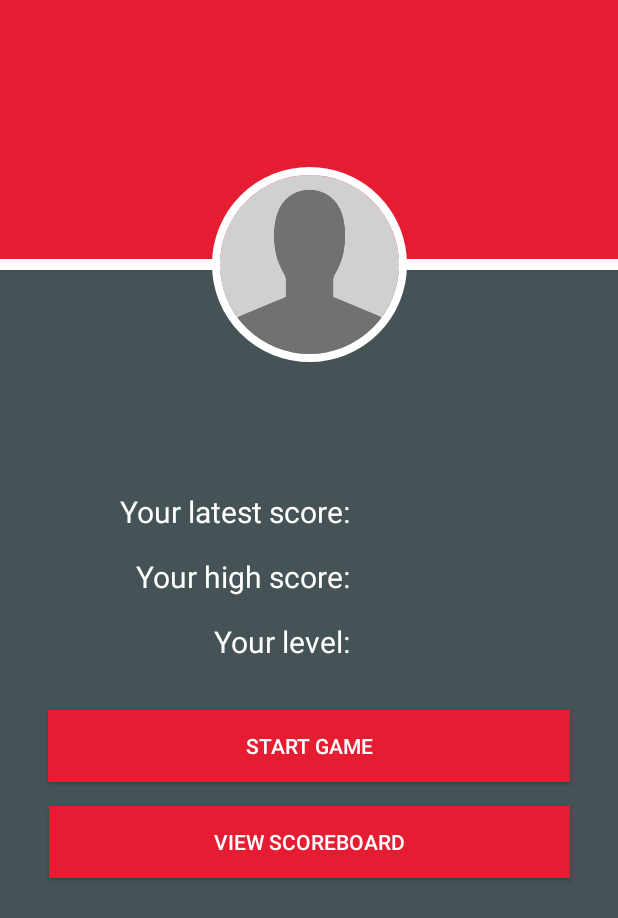
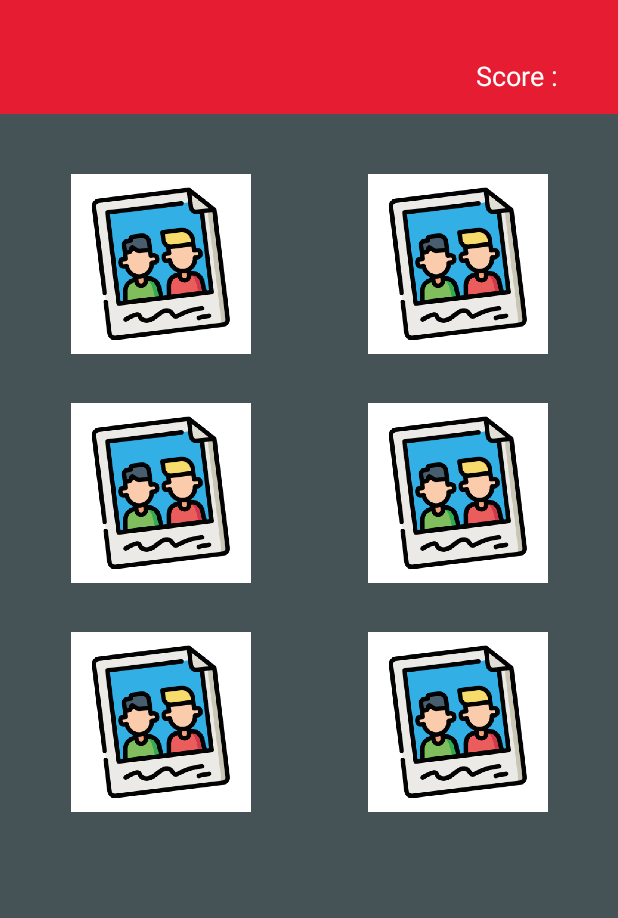
Before and after one commit to creaturerigger/HotMatch, an Android app: the fragment UserProfileFragment placed in its activity, after a tap on "START GAME", on a phone screen of 412 x 824 dp. Shown: the top 918 px of the screen. Run offline under Robolectric (Android 15) with nearby library versions, the phone set to English and light mode, and no system bars; our stand-ins replace CircleImageView, Firebase (no records; nobody signed in at launch, a user with empty details on screens opened directly).

Commit message:
latest commit

```diff
--- a/app/src/main/AndroidManifest.xml
+++ b/app/src/main/AndroidManifest.xml
@@ -4,6 +4,7 @@
 
     <uses-feature android:name="android.hardware.camera2"
         android:required="false" />
+    <uses-permission android:name="android.permission.INTERNET" />
 
     <application
         android:name=".HotMatchIntentApplication"
--- a/app/src/main/java/com/cop4485_volkan_bakir/hotmatch/AvatarListGridRecyclerAdapter.kt
+++ b/app/src/main/java/com/cop4485_volkan_bakir/hotmatch/AvatarListGridRecyclerAdapter.kt
@@ -6,7 +6,7 @@ import android.view.ViewGroup
 import android.widget.ImageView
 import androidx.recyclerview.widget.RecyclerView
 
-class AvatarListGridRecyclerAdapter(val avatarList: List<Avatar>, val clickListener: (Avatar) -> Unit): RecyclerView.Adapter<RecyclerView.ViewHolder>() {
+class AvatarListGridRecyclerAdapter(private val avatarList: List<Avatar>, private val clickListener: (Avatar) -> Unit): RecyclerView.Adapter<RecyclerView.ViewHolder>() {
 
     override fun onCreateViewHolder(parent: ViewGroup, viewType: Int): RecyclerView.ViewHolder {
         return AvatarListViewHolder(LayoutInflater.from(parent.context).inflate(R.layout.avatar_list_item, parent, false))
--- /dev/null
+++ b/app/src/main/java/com/cop4485_volkan_bakir/hotmatch/CardImage.kt
@@ -0,0 +1,3 @@
+package com.cop4485_volkan_bakir.hotmatch
+
+data class CardImage(var cardImageId: Int)
--- /dev/null
+++ b/app/src/main/java/com/cop4485_volkan_bakir/hotmatch/CardImageViewModel.kt
@@ -0,0 +1,16 @@
+package com.cop4485_volkan_bakir.hotmatch
+
+import androidx.lifecycle.ViewModel
+
+class CardImageViewModel: ViewModel() {
+
+    val cardImageListLeveOne: List<CardImage> = listOf(
+        CardImage(R.mipmap.monster_01),
+        CardImage(R.mipmap.monster_02),
+        CardImage(R.mipmap.monster_03),
+        CardImage(R.mipmap.monster_04),
+        CardImage(R.mipmap.monster_05),
+        CardImage(R.mipmap.monster_06)
+    )
+
+}
--- a/app/src/main/java/com/cop4485_volkan_bakir/hotmatch/CardListViewHolder.kt
+++ b/app/src/main/java/com/cop4485_volkan_bakir/hotmatch/CardListViewHolder.kt
@@ -1,11 +1,16 @@
 package com.cop4485_volkan_bakir.hotmatch
 
 import android.view.View
+import android.widget.ImageView
 import androidx.recyclerview.widget.RecyclerView
+import kotlinx.android.synthetic.main.game_card_list_item.view.*
 
 class CardListViewHolder(itemView: View): RecyclerView.ViewHolder(itemView) {
 
-    fun bindView(gameCard: GameCard, clickListener: (GameCard) -> Unit) {
-
+    fun bindView(gameCard: GameCard, cardImage: CardImage, clickListener: (ImageView, CardImage) -> Unit) {
+        itemView.card_image.setImageResource(gameCard.imageDrawableId)
+        itemView.setOnClickListener {
+            clickListener(itemView.card_image, cardImage)
+        }
     }
 }
--- /dev/null
+++ b/app/src/main/java/com/cop4485_volkan_bakir/hotmatch/GameCardRecyclerAdapter.kt
@@ -0,0 +1,25 @@
+package com.cop4485_volkan_bakir.hotmatch
+
+import android.view.LayoutInflater
+import android.view.ViewGroup
+import android.widget.ImageView
+import androidx.recyclerview.widget.RecyclerView
+
+class GameCardRecyclerAdapter(private val gameCardList: List<GameCard>,
+                              private val cardImageList: List<CardImage>,
+                              private val clickListener: (ImageView, CardImage) -> Unit): RecyclerView.Adapter<RecyclerView.ViewHolder>() {
+
+    override fun onCreateViewHolder(parent: ViewGroup, viewType: Int): RecyclerView.ViewHolder {
+        return CardListViewHolder(LayoutInflater.from(parent.context).inflate(R.layout.game_card_list_item, parent, false))
+    }
+
+    override fun getItemCount(): Int = gameCardList.size
+
+    override fun onBindViewHolder(holder: RecyclerView.ViewHolder, position: Int) {
+        val gameCardViewHolder = holder as CardListViewHolder
+
+        cardImageList.shuffled()
+        gameCardViewHolder.bindView(gameCardList[position], cardImageList[position], clickListener)
+    }
+
+}
--- a/app/src/main/java/com/cop4485_volkan_bakir/hotmatch/GameCardViewModel.kt
+++ b/app/src/main/java/com/cop4485_volkan_bakir/hotmatch/GameCardViewModel.kt
@@ -5,58 +5,58 @@ import java.util.*
 
 class GameCardViewModel: ViewModel() {
 
-    val leveOneCardList: List<GameCard> = listOf(
-        GameCard(R.mipmap.monster_01, UUID.randomUUID()),
-        GameCard(R.mipmap.monster_02, UUID.randomUUID()),
-        GameCard(R.mipmap.monster_03, UUID.randomUUID()),
-        GameCard(R.mipmap.monster_01, UUID.randomUUID()),
-        GameCard(R.mipmap.monster_02, UUID.randomUUID()),
-        GameCard(R.mipmap.monster_03, UUID.randomUUID())
+    val levelOneCardList: List<GameCard> = listOf(
+        GameCard(R.mipmap.default_image, UUID.randomUUID()),
+        GameCard(R.mipmap.default_image, UUID.randomUUID()),
+        GameCard(R.mipmap.default_image, UUID.randomUUID()),
+        GameCard(R.mipmap.default_image, UUID.randomUUID()),
+        GameCard(R.mipmap.default_image, UUID.randomUUID()),
+        GameCard(R.mipmap.default_image, UUID.randomUUID())
     )
 
     val levelTwoCardList: List<GameCard> = listOf(
-        GameCard(R.mipmap.monster_01, UUID.randomUUID()),
-        GameCard(R.mipmap.monster_02, UUID.randomUUID()),
-        GameCard(R.mipmap.monster_03, UUID.randomUUID()),
-        GameCard(R.mipmap.monster_04, UUID.randomUUID()),
-        GameCard(R.mipmap.monster_01, UUID.randomUUID()),
-        GameCard(R.mipmap.monster_02, UUID.randomUUID()),
-        GameCard(R.mipmap.monster_03, UUID.randomUUID()),
-        GameCard(R.mipmap.monster_04, UUID.randomUUID())
+        GameCard(R.mipmap.default_image, UUID.randomUUID()),
+        GameCard(R.mipmap.default_image, UUID.randomUUID()),
+        GameCard(R.mipmap.default_image, UUID.randomUUID()),
+        GameCard(R.mipmap.default_image, UUID.randomUUID()),
+        GameCard(R.mipmap.default_image, UUID.randomUUID()),
+        GameCard(R.mipmap.default_image, UUID.randomUUID()),
+        GameCard(R.mipmap.default_image, UUID.randomUUID()),
+        GameCard(R.mipmap.default_image, UUID.randomUUID())
     )
 
     val levelThreeCardList: List<GameCard> = listOf(
-        GameCard(R.mipmap.monster_01, UUID.randomUUID()),
-        GameCard(R.mipmap.monster_02, UUID.randomUUID()),
-        GameCard(R.mipmap.monster_03, UUID.randomUUID()),
-        GameCard(R.mipmap.monster_04, UUID.randomUUID()),
-        GameCard(R.mipmap.monster_05, UUID.randomUUID()),
-        GameCard(R.mipmap.monster_06, UUID.randomUUID()),
-        GameCard(R.mipmap.monster_01, UUID.randomUUID()),
-        GameCard(R.mipmap.monster_02, UUID.randomUUID()),
-        GameCard(R.mipmap.monster_03, UUID.randomUUID()),
-        GameCard(R.mipmap.monster_04, UUID.randomUUID()),
-        GameCard(R.mipmap.monster_05, UUID.randomUUID()),
-        GameCard(R.mipmap.monster_06, UUID.randomUUID())
+        GameCard(R.mipmap.default_image, UUID.randomUUID()),
+        GameCard(R.mipmap.default_image, UUID.randomUUID()),
+        GameCard(R.mipmap.default_image, UUID.randomUUID()),
+        GameCard(R.mipmap.default_image, UUID.randomUUID()),
+        GameCard(R.mipmap.default_image, UUID.randomUUID()),
+        GameCard(R.mipmap.default_image, UUID.randomUUID()),
+        GameCard(R.mipmap.default_image, UUID.randomUUID()),
+        GameCard(R.mipmap.default_image, UUID.randomUUID()),
+        GameCard(R.mipmap.default_image, UUID.randomUUID()),
+        GameCard(R.mipmap.default_image, UUID.randomUUID()),
+        GameCard(R.mipmap.default_image, UUID.randomUUID()),
+        GameCard(R.mipmap.default_image, UUID.randomUUID())
     )
 
     val levelFourCardList: List<GameCard> = listOf(
-        GameCard(R.mipmap.monster_01, UUID.randomUUID()),
-        GameCard(R.mipmap.monster_02, UUID.randomUUID()),
-        GameCard(R.mipmap.monster_03, UUID.randomUUID()),
-        GameCard(R.mipmap.monster_04, UUID.randomUUID()),
-        GameCard(R.mipmap.monster_05, UUID.randomUUID()),
-        GameCard(R.mipmap.monster_06, UUID.randomUUID()),
-        GameCard(R.mipmap.monster_07, UUID.randomUUID()),
-        GameCard(R.mipmap.monster_08, UUID.randomUUID()),
-        GameCard(R.mipmap.monster_01, UUID.randomUUID()),
-        GameCard(R.mipmap.monster_02, UUID.randomUUID()),
-        GameCard(R.mipmap.monster_03, UUID.randomUUID()),
-        GameCard(R.mipmap.monster_04, UUID.randomUUID()),
-        GameCard(R.mipmap.monster_05, UUID.randomUUID()),
-        GameCard(R.mipmap.monster_06, UUID.randomUUID()),
-        GameCard(R.mipmap.monster_07, UUID.randomUUID()),
-        GameCard(R.mipmap.monster_08, UUID.randomUUID())
+        GameCard(R.mipmap.default_image, UUID.randomUUID()),
+        GameCard(R.mipmap.default_image, UUID.randomUUID()),
+        GameCard(R.mipmap.default_image, UUID.randomUUID()),
+        GameCard(R.mipmap.default_image, UUID.randomUUID()),
+        GameCard(R.mipmap.default_image, UUID.randomUUID()),
+        GameCard(R.mipmap.default_image, UUID.randomUUID()),
+        GameCard(R.mipmap.default_image, UUID.randomUUID()),
+        GameCard(R.mipmap.default_image, UUID.randomUUID()),
+        GameCard(R.mipmap.default_image, UUID.randomUUID()),
+        GameCard(R.mipmap.default_image, UUID.randomUUID()),
+        GameCard(R.mipmap.default_image, UUID.randomUUID()),
+        GameCard(R.mipmap.default_image, UUID.randomUUID()),
+        GameCard(R.mipmap.default_image, UUID.randomUUID()),
+        GameCard(R.mipmap.default_image, UUID.randomUUID()),
+        GameCard(R.mipmap.default_image, UUID.randomUUID()),
+        GameCard(R.mipmap.default_image, UUID.randomUUID())
     )
 
 }
--- a/app/src/main/java/com/cop4485_volkan_bakir/hotmatch/GameFragment.kt
+++ b/app/src/main/java/com/cop4485_volkan_bakir/hotmatch/GameFragment.kt
@@ -4,14 +4,29 @@ import android.os.Bundle
 import android.view.LayoutInflater
 import android.view.View
 import android.view.ViewGroup
+import android.widget.ImageView
 import android.widget.TextView
+import androidx.appcompat.app.AppCompatActivity
 import androidx.fragment.app.Fragment
+import androidx.lifecycle.ViewModelProviders
+import androidx.recyclerview.widget.GridLayoutManager
 import androidx.recyclerview.widget.RecyclerView
+
+private const val TAG = "GameFragment"
 
 class GameFragment: Fragment() {
 
+    private val gameCardViewModel: GameCardViewModel by lazy {
+        ViewModelProviders.of(this).get(GameCardViewModel::class.java)
+    }
+
+    private val cardImageList: CardImageViewModel by lazy {
+        ViewModelProviders.of(this).get(CardImageViewModel::class.java)
+    }
+
     private lateinit var scoreTextView: TextView
     private lateinit var cardRecyclerView: RecyclerView
+    private lateinit var gameCardAdapter: GameCardRecyclerAdapter
 
     override fun onCreateView(
         inflater: LayoutInflater,
@@ -21,6 +36,28 @@ class GameFragment: Fragment() {
         val view = inflater.inflate(R.layout.fragment_game, container, false)
         scoreTextView = view.findViewById(R.id.game_score_textview)
         cardRecyclerView = view.findViewById(R.id.game_cards_rv)
+        initRecyclerView()
         return view
     }
+
+    override fun onCreate(savedInstanceState: Bundle?) {
+        super.onCreate(savedInstanceState)
+        (activity as AppCompatActivity).supportActionBar?.hide()
+    }
+
+    private fun initRecyclerView() {
+        cardRecyclerView.apply {
+            layoutManager = GridLayoutManager(requireActivity(), 2)
+            val gameItemDecoration = GridItemDecoration(25, 2)
+            addItemDecoration(gameItemDecoration)
+            val cardListData = gameCardViewModel.levelOneCardList
+            val cardImageListData = cardImageList.cardImageListLeveOne
+            gameCardAdapter = GameCardRecyclerAdapter(cardListData, cardImageListData) { cardImageView: ImageView, cardImage: CardImage -> onGameCardClicked(cardImageView, cardImage) }
+            adapter = gameCardAdapter
+        }
+    }
+
+    private fun onGameCardClicked(cardImageView: ImageView, cardImage: CardImage) {
+        cardImageView.setImageResource(cardImage.cardImageId)
+    }
 }
--- a/app/src/main/java/com/cop4485_volkan_bakir/hotmatch/UserProfileFragment.kt
+++ b/app/src/main/java/com/cop4485_volkan_bakir/hotmatch/UserProfileFragment.kt
@@ -8,6 +8,7 @@ import android.view.View
 import android.view.ViewGroup
 import android.widget.Button
 import android.widget.TextView
+import androidx.appcompat.app.AppCompatActivity
 import androidx.fragment.app.Fragment
 import com.google.firebase.auth.FirebaseAuth
 import com.google.firebase.database.*
@@ -45,7 +46,11 @@ class UserProfileFragment : Fragment() {
         viewScoreBoardButton = view.findViewById(R.id.pf_view_score_board)
 
         startGameButton.setOnClickListener {
-
+            val fragment = GameFragment()
+            requireActivity().supportFragmentManager.beginTransaction()
+                .replace(R.id.fragment_container, fragment)
+                .addToBackStack(null)
+                .commit()
         }
 
         return view
@@ -53,6 +58,7 @@ class UserProfileFragment : Fragment() {
 
     override fun onCreate(savedInstanceState: Bundle?) {
         super.onCreate(savedInstanceState)
+        (activity as AppCompatActivity).supportActionBar?.hide()
         updateUI()
     }
 
```
Also changed, not shown: app/src/main/res/mipmap-hdpi/default_image.png (added), app/src/main/res/mipmap-mdpi/default_image.png (added), app/src/main/res/mipmap-xhdpi/default_image.png (added), app/src/main/res/mipmap-xxhdpi/default_image.png (added), app/src/main/res/mipmap-xxxhdpi/default_image.png (added).
